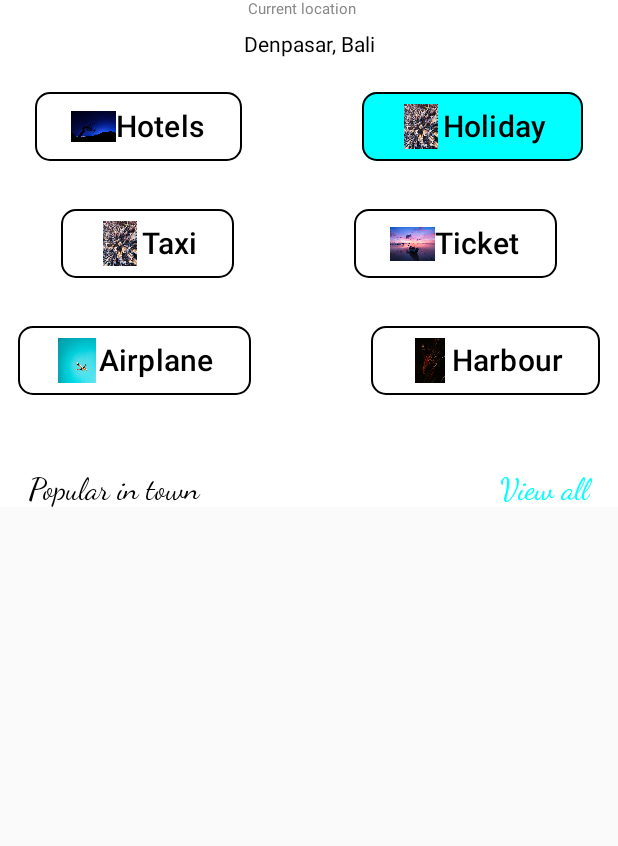
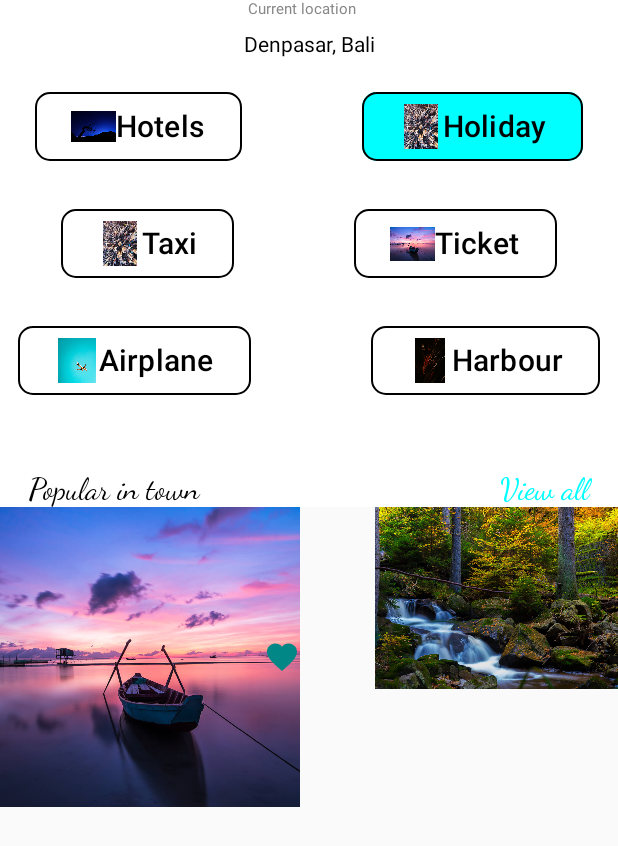
Before and after one commit to Liam-Reeves/Interactive-UI, an Android app built with Jetpack Compose: the AssignmentActivity screen opened directly, with no data from a screen before it, on a phone screen of 412 x 824 dp. Shown: the top 846 px of the screen. Run offline under Robolectric (Android 15) with nearby library versions, the phone set to English and light mode, and no system bars; pictures from the network do not load.

Commit message:
uX files

```diff
--- a/app/src/main/AndroidManifest.xml
+++ b/app/src/main/AndroidManifest.xml
@@ -8,9 +8,9 @@
         android:allowBackup="true"
         android:dataExtractionRules="@xml/data_extraction_rules"
         android:fullBackupContent="@xml/backup_rules"
-        android:icon="@mipmap/ic_launcher"
+        android:icon="@drawable/parrot"
         android:label="@string/app_name"
-        android:roundIcon="@mipmap/ic_launcher_round"
+        android:roundIcon="@drawable/parrot"
         android:supportsRtl="true"
         android:theme="@style/Theme.LiamReevesWesley"
         tools:targetApi="31">
--- a/app/src/main/java/com/example/liamreeveswesley/AssignmentActivity.kt
+++ b/app/src/main/java/com/example/liamreeveswesley/AssignmentActivity.kt
@@ -4,9 +4,11 @@ import android.content.Intent
 import android.os.Bundle
 import androidx.activity.ComponentActivity
 import androidx.activity.compose.setContent
+import androidx.compose.animation.expandHorizontally
 import androidx.compose.foundation.BorderStroke
 import androidx.compose.foundation.background
 import androidx.compose.foundation.layout.Arrangement
+import androidx.compose.foundation.layout.Box
 import androidx.compose.foundation.layout.Column
 import androidx.compose.foundation.layout.Row
 import androidx.compose.foundation.layout.Spacer
@@ -18,6 +20,7 @@ import androidx.compose.foundation.lazy.LazyColumn
 import androidx.compose.foundation.lazy.LazyRow
 import androidx.compose.foundation.shape.RoundedCornerShape
 import androidx.compose.material.icons.Icons
+import androidx.compose.material.icons.filled.Favorite
 import androidx.compose.material.icons.filled.LocationOn
 import androidx.compose.material3.Button
 import androidx.compose.material3.ButtonDefaults
@@ -25,6 +28,7 @@ import androidx.compose.material3.Icon
 import androidx.compose.material3.MaterialTheme
 import androidx.compose.material3.Surface
 import androidx.compose.material3.Text
+import androidx.compose.material3.minimumInteractiveComponentSize
 import androidx.compose.runtime.Composable
 import androidx.compose.ui.Alignment
 import androidx.compose.ui.Modifier
@@ -32,6 +36,7 @@ import androidx.compose.ui.graphics.Color
 import androidx.compose.ui.graphics.RectangleShape
 import androidx.compose.ui.layout.ContentScale
 import androidx.compose.ui.platform.LocalContext
+import androidx.compose.ui.res.colorResource
 import androidx.compose.ui.res.painterResource
 import androidx.compose.ui.text.font.FontFamily
 import androidx.compose.ui.text.font.FontStyle
@@ -49,6 +54,12 @@ class AssignmentActivity : ComponentActivity() {
         }
     }
 }
+
+
+private infix fun <Dp> Unit.padding(dp: Dp) {
+
+}
+
 @Preview(showBackground = true)
 @Composable
 fun Task() {
@@ -253,56 +264,61 @@ fun Task() {
                     )
 
 
-//                }
-//                            Row(
-//                               modifier = Modifier
-//
-//                           ) {
-//                               androidx.compose.foundation.Image(
-//                                   painter = painterResource(id = R.drawable.desert),
-//                                   contentDescription =" ",
-//                                   modifier = Modifier
-//                                       .size(width = 10.dp,
-//                                           height = 10.dp)
-//                               )
-//                               val Island = LocalContext.current
-//                               Button(onClick = {Island.startActivity(Intent(Island, MainActivity::class.java))},
-//                                   colors = ButtonDefaults.buttonColors(Color.White),
-//                                   shape = RoundedCornerShape(10.dp),
-//                                   border = BorderStroke(1.dp, Color.Black),
-//
-//
-//
-//                                   ) {
-//                                   Text("Nusa Penida",
-//                                       color = Color.Black,
-//                                       fontSize = 20.sp,
-//                                       fontFamily = FontFamily.SansSerif,
-//                                       )
-//
-//                               }
-//
-//
-//                           }
+            }
+
+           }
+            Column(
+                modifier = Modifier
+            ) {
+                Row {
+
+                    Box(
+                        modifier = Modifier
+                            .size(200.dp),
+                           contentAlignment = Alignment.CenterEnd
 
 
-               }
+                    ) {
+                        androidx.compose.foundation.Image(painter = painterResource(id = R.drawable.boat) ,
+                            contentDescription = "",
+                            modifier = Modifier,
+                             contentScale = ContentScale.Crop,
 
-                AsyncImage(
-                    model = "https://images.unsplash.com/photo-1582567397638-559df60a4d24?w=400&auto=format&fit=crop&q=60&ixlib=rb-4.0.3&ixid=M3wxMjA3fDB8MHxlZGl0b3JpYWwtZmVlZHwyMnx8fGVufDB8fHx8fA%3D%3D",
-                    contentDescription = null,
-                )
+                            )
+
+                        Icon(imageVector = Icons.Default.Favorite,
+                            contentDescription =null,
+                            modifier =Modifier.size(24.dp),
+                                colorResource(id = R.color.teal_700),
 
 
 
 
 
 
+                            )
+
+                    }
+                    Spacer(modifier = Modifier.width(50.dp))
+
+                    Box {
+                        androidx.compose.foundation.Image(painter = painterResource(id = R.drawable.nature) ,
+                            contentDescription = null )
+
+
+
+
+                    }
+
+
+                }
 
 
 
 
             }
 
+
+
         }
     } }
--- a/app/src/main/res/values/strings.xml
+++ b/app/src/main/res/values/strings.xml
@@ -1,5 +1,5 @@
 <resources>
-    <string name="app_name">LiamReevesWesley</string>
+    <string name="app_name">E-Wear Kenya</string>
     <string name="title_activity_about">AboutActivity</string>
     <string name="title_activity_products">ProductsActivity</string>
     <string name="title_activity_contact">ContactActivity</string>
```
